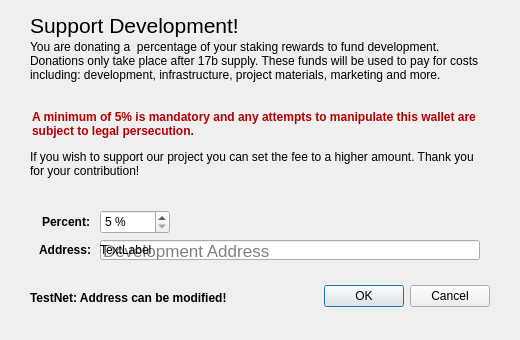
This is src/qt/forms/charitydialog.ui in BUZZCOINproject/buzzcoin as Qt 5 draws it before an edit. The edited form follows.
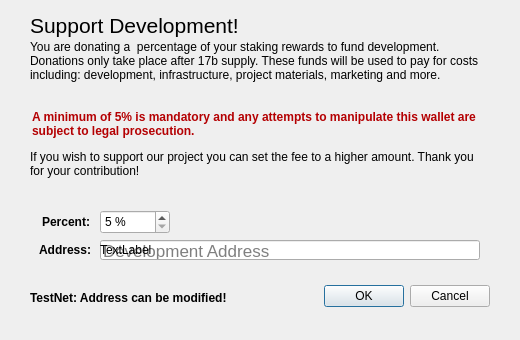
This is the edited form.

Patch:
```diff
--- a/src/qt/forms/charitydialog.ui
+++ b/src/qt/forms/charitydialog.ui
@@ -231,7 +231,7 @@
     <set>Qt::ImhMultiLine</set>
    </property>
    <property name="text">
-    <string>A minimum of 5% is mandatory and any attempts to manipulate this wallet are subject to legal persecution.</string>
+    <string>A minimum of 5% is mandatory and any attempts to manipulate this wallet are subject to legal prosecution.</string>
    </property>
    <property name="alignment">
     <set>Qt::AlignLeading|Qt::AlignLeft|Qt::AlignTop</set>
```
